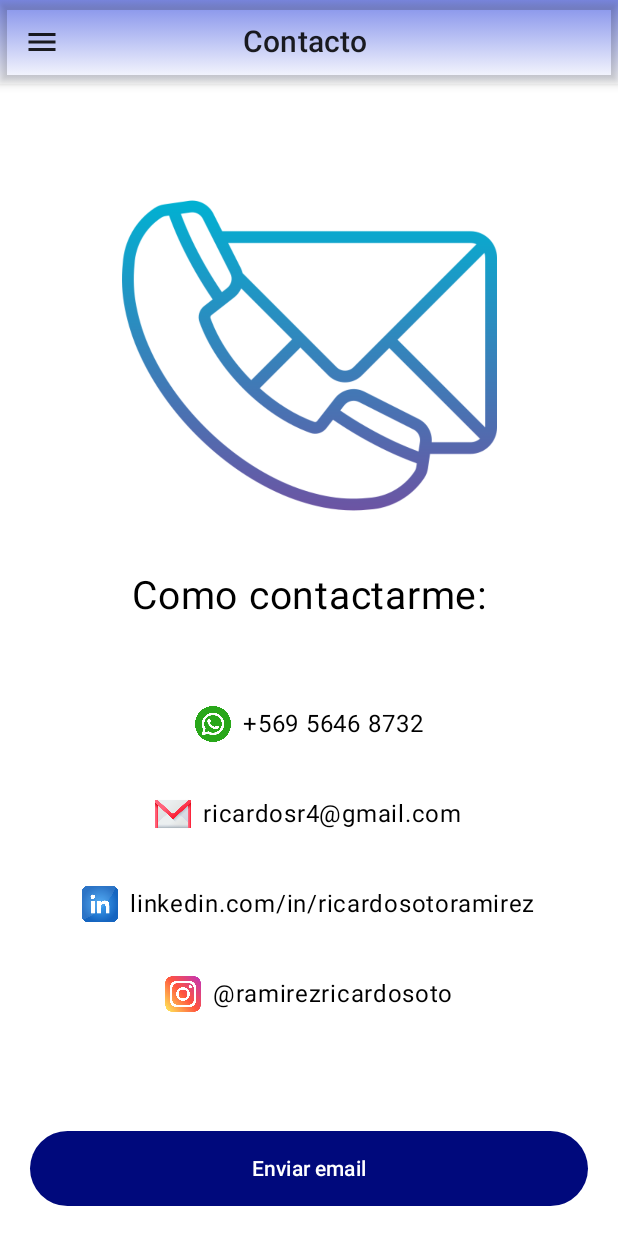
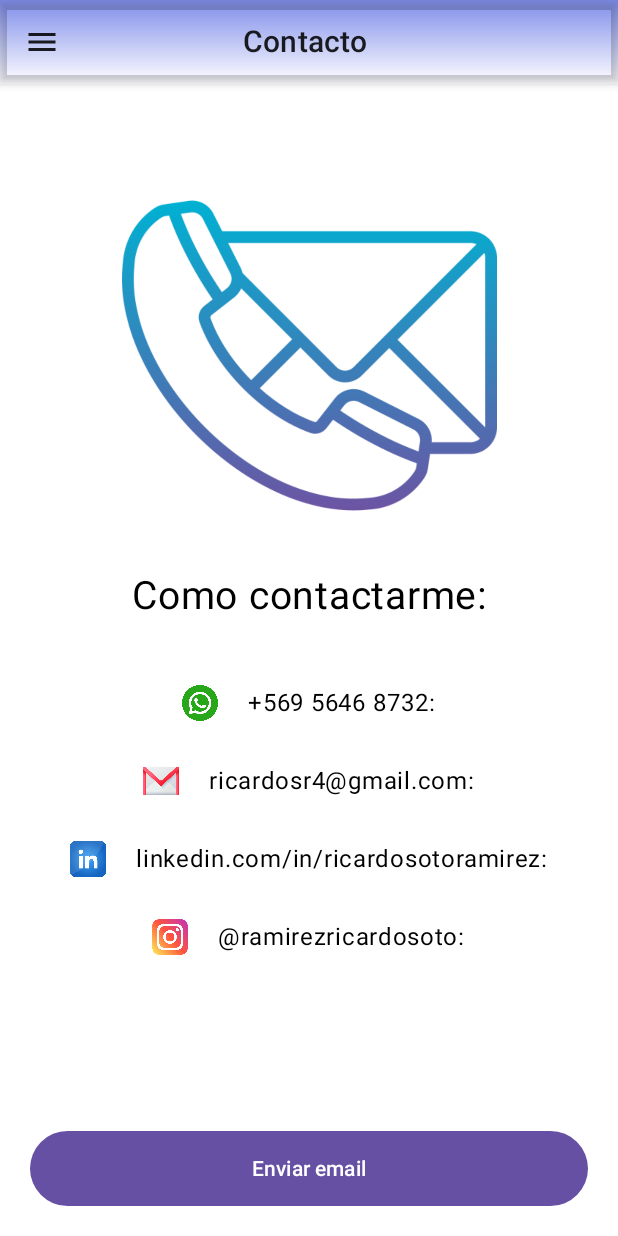
Before and after one commit to ricardosr4/MyProfileCompose, an Android app built with Jetpack Compose: the ContactScreen screen opened through its navigation route, on a phone screen of 412 x 824 dp. Run offline under Robolectric (Android 15) with nearby library versions, the phone set to English and light mode, and no system bars.

Commit message:
code optimization parte one

```diff
--- a/app/src/main/java/com/example/myprofilecompose/ui/contact/presenter/ContactScreen.kt
+++ b/app/src/main/java/com/example/myprofilecompose/ui/contact/presenter/ContactScreen.kt
@@ -4,17 +4,7 @@ import android.content.Context
 import android.content.Intent
 import android.net.Uri
 import androidx.compose.foundation.Image
-import androidx.compose.foundation.background
-import androidx.compose.foundation.layout.Box
-import androidx.compose.foundation.layout.Column
-import androidx.compose.foundation.layout.Row
-import androidx.compose.foundation.layout.Spacer
-import androidx.compose.foundation.layout.fillMaxSize
-import androidx.compose.foundation.layout.fillMaxWidth
-import androidx.compose.foundation.layout.height
-import androidx.compose.foundation.layout.padding
-import androidx.compose.foundation.layout.size
-import androidx.compose.foundation.layout.width
+import androidx.compose.foundation.layout.*
 import androidx.compose.material3.Button
 import androidx.compose.material3.ButtonDefaults
 import androidx.compose.material3.Icon
@@ -26,27 +16,25 @@ import androidx.compose.ui.graphics.Color
 import androidx.compose.ui.platform.LocalContext
 import androidx.compose.ui.res.painterResource
 import androidx.compose.ui.res.stringResource
-import androidx.compose.ui.tooling.preview.Preview
 import androidx.compose.ui.unit.dp
 import androidx.compose.ui.unit.sp
 import com.example.myprofilecompose.R
 import com.example.myprofilecompose.ui.theme.ButtonBlue
 import com.example.myprofilecompose.ui.theme.Purple40
 
-@Preview(showBackground = true)
 @Composable
 fun ContactScreen() {
     val context = LocalContext.current
+
     Column(
         modifier = Modifier
             .fillMaxSize()
             .padding(16.dp),
         horizontalAlignment = Alignment.CenterHorizontally
     ) {
-
         Image(
             painter = painterResource(id = R.drawable.img_contact),
-            contentDescription = "image contact",
+            contentDescription = null,
             modifier = Modifier
                 .padding(top = 40.dp)
                 .size(250.dp)
@@ -54,107 +42,78 @@ fun ContactScreen() {
         Spacer(modifier = Modifier.height(20.dp))
 
         Text(
-            text = "Como contactarme:",
-            fontSize = 26.sp,
+            text = stringResource(id = R.string.contact_me),
+            fontSize = 26.sp)
+
+        Spacer(modifier = Modifier.height(30.dp))
+
+        ContactRow(
+            iconId = R.drawable.icon_whatsapp,
+            text = stringResource(id = R.string.whatsapp_number)
         )
-        Spacer(modifier = Modifier.height(50.dp))
+        ContactRow(
+            iconId = R.drawable.icon_gmail,
+            text = stringResource(id = R.string.my_gmail)
+        )
+        ContactRow(
+            iconId = R.drawable.icon_linkedin,
+            text = stringResource(id = R.string.my_linkedin)
+        )
+        ContactRow(
+            iconId = R.drawable.icon_instagram,
+            text = stringResource(id = R.string.my_instagram)
+        )
+    }
 
-        Row(
-            verticalAlignment = Alignment.CenterVertically,
-            modifier = Modifier.padding(vertical = 8.dp)
-        ) {
-            Icon(
-                painter = painterResource(id = R.drawable.icon_whatsapp),
-                contentDescription = "WhatsApp icon",
-                modifier = Modifier.size(24.dp),
-                tint = Color.Unspecified
-            )
-            Spacer(modifier = Modifier.width(8.dp))
-            Text(
-                text = "+569 5646 8732")
-        }
-        Spacer(modifier = Modifier.height(20.dp))
-
-        Row(
-            verticalAlignment = Alignment.CenterVertically,
-            modifier = Modifier.padding(vertical = 8.dp)
-        ) {
-            Icon(
-                painter = painterResource(id = R.drawable.icon_gmail),
-                contentDescription = "Email icon",
-                modifier = Modifier.size(24.dp),
-                tint = Color.Unspecified
-
-            )
-            Spacer(modifier = Modifier.width(8.dp))
-            Text(
-                text = "ricardosr4@gmail.com")
-        }
-        Spacer(modifier = Modifier.height(20.dp))
-
-        Row(
-            verticalAlignment = Alignment.CenterVertically,
-            modifier = Modifier.padding(vertical = 8.dp)
-        ) {
-            Icon(
-                painter = painterResource(id = R.drawable.icon_linkedin),
-                contentDescription = "LinkedIn icon",
-                modifier = Modifier.size(24.dp),
-                tint = Color.Unspecified
-            )
-            Spacer(modifier = Modifier.width(8.dp))
-            Text(text = "linkedin.com/in/ricardosotoramirez")
-        }
-        Spacer(modifier = Modifier.height(20.dp))
-
-        Row(
-            verticalAlignment = Alignment.CenterVertically,
-            modifier = Modifier.padding(vertical = 8.dp)
-        ) {
-            Icon(
-                painter = painterResource(id = R.drawable.icon_instagram),
-                contentDescription = "Instagram icon",
-                modifier = Modifier.size(24.dp),
-                tint = Color.Unspecified
-            )
-            Spacer(modifier = Modifier.width(8.dp))
-
-            Text(
-                text = "@ramirezricardosoto")
-        }
-    }
     Box(
-        modifier = Modifier
-            .fillMaxSize(),
+        modifier = Modifier.fillMaxSize(),
         contentAlignment = Alignment.BottomCenter
     ) {
         Button(
             onClick = { sendEmail(context) },
             modifier = Modifier
                 .fillMaxWidth()
-                .padding(horizontal = 20.dp, vertical = 20.dp)
+                .padding(20.dp)
                 .height(50.dp),
             colors = ButtonDefaults.buttonColors(
-                containerColor = ButtonBlue,
-                contentColor = Color.White)
-            ) {
-            Text(
-                text = stringResource(R.string.enviar_email)
+                containerColor = Purple40,
+                contentColor = Color.White
             )
+        ) {
+            Text(text = stringResource(R.string.enviar_email))
         }
     }
 }
+
+@Composable
+fun ContactRow(iconId: Int, text: String) {
+    Row(
+        verticalAlignment = Alignment.CenterVertically,
+        horizontalArrangement = Arrangement.Center,
+        modifier = Modifier
+            .padding(vertical = 14.dp)
+            .fillMaxWidth()
+    ) {
+        Icon(
+            painter = painterResource(id = iconId),
+            contentDescription = null,
+            modifier = Modifier.size(24.dp),
+            tint = Color.Unspecified
+        )
+        Spacer(modifier = Modifier.width(20.dp))
+        Text(text = text)
+    }
+}
+
 fun sendEmail(context: Context) {
     val emailIntent = Intent(Intent.ACTION_SENDTO).apply {
-        data = Uri.parse("mailto:jeannette.smm87@gmail.com") // Combina `mailto:` con el correo
+        data = Uri.parse("mailto:jeannette.smm87@gmail.com")
         putExtra(Intent.EXTRA_SUBJECT, "Consulta desde mi aplicación")
         putExtra(Intent.EXTRA_TEXT, "Hola Ricardo, quisiera contactarme contigo.")
     }
-
     try {
         context.startActivity(Intent.createChooser(emailIntent, "Elige un cliente de correo"))
     } catch (e: Exception) {
-        // Manejo en caso de que no haya una aplicación compatible
         e.printStackTrace()
     }
 }
--- a/app/src/main/java/com/example/myprofilecompose/ui/home/presenter/HomeScreen.kt
+++ b/app/src/main/java/com/example/myprofilecompose/ui/home/presenter/HomeScreen.kt
@@ -22,8 +22,6 @@ import androidx.compose.material3.Icon
 import androidx.compose.material3.IconButton
 import androidx.compose.material3.Text
 import androidx.compose.runtime.Composable
-import androidx.compose.runtime.mutableStateOf
-import androidx.compose.runtime.remember
 import androidx.compose.ui.Alignment
 import androidx.compose.ui.Modifier
 import androidx.compose.ui.draw.clip
@@ -45,7 +43,6 @@ import com.example.myprofilecompose.navigation.AppScreen
 fun HomeScreen(navController: NavController, onTitleChange: (String) -> Unit) {
     val context = LocalContext.current
 
-
     Box(
         modifier = Modifier
             .fillMaxSize()
@@ -60,7 +57,7 @@ fun HomeScreen(navController: NavController, onTitleChange: (String) -> Unit) {
 
             Image(
                 painter = painterResource(id = R.drawable.img_port_home),
-                contentDescription = "imagen portada",
+                contentDescription = null,
                 contentScale = ContentScale.Crop,
                 modifier = Modifier
                     .fillMaxWidth()
@@ -79,13 +76,11 @@ fun HomeScreen(navController: NavController, onTitleChange: (String) -> Unit) {
                 horizontalArrangement = Arrangement.Center
             ) {
                 IconButton(onClick = {
-                    val intent =
-                        Intent(Intent.ACTION_VIEW, Uri.parse("https://github.com/ricardosr4"))
-                    context.startActivity(intent)
+                    openWebLink(context, "https://github.com/ricardosr4")
                 }) {
                     Icon(
                         painter = painterResource(id = R.drawable.icons_github),
-                        contentDescription = "Github",
+                        contentDescription = null,
                         modifier = Modifier
                             .width(50.dp)
                             .height(50.dp)
@@ -95,7 +90,7 @@ fun HomeScreen(navController: NavController, onTitleChange: (String) -> Unit) {
 
                 Image(
                     painter = painterResource(id = R.drawable.img_perfil),
-                    contentDescription = "image profile",
+                    contentDescription = null,
                     contentScale = ContentScale.Crop,
                     modifier = Modifier
                         .size(170.dp)
@@ -106,15 +101,11 @@ fun HomeScreen(navController: NavController, onTitleChange: (String) -> Unit) {
                 Spacer(modifier = Modifier.width(20.dp))
 
                 IconButton(onClick = {
-                    val intent = Intent(
-                        Intent.ACTION_VIEW,
-                        Uri.parse("https://www.linkedin.com/in/ricardosotoramirez/")
-                    )
-                    context.startActivity(intent)
+                    openWebLink(context, "https://www.linkedin.com/in/ricardosotoramirez/")
                 }) {
                     Icon(
                         painter = painterResource(id = R.drawable.icon_linkedin),
-                        contentDescription = "linkedin",
+                        contentDescription = stringResource(id = R.string.linkedin),
                         modifier = Modifier
                             .width(50.dp)
                             .height(50.dp),
@@ -209,7 +200,11 @@ fun HomeScreen(navController: NavController, onTitleChange: (String) -> Unit) {
                     )
                 }
             }
-
         }
     }
 }
+
+fun openWebLink(context: android.content.Context, url: String) {
+    val intent = Intent(Intent.ACTION_VIEW, Uri.parse(url))
+    context.startActivity(intent)
+}
--- a/app/src/main/res/values/strings.xml
+++ b/app/src/main/res/values/strings.xml
@@ -6,8 +6,27 @@
     <!-- long text -->
     <string name="profile_description">¡Bienvenido a mi perfil! 👋
 Soy un desarrollador apasionado con experiencia en el desarrollo de aplicaciones móviles utilizando Kotlin. Aquí podrás explorar mis proyectos, habilidades y logros. Mi objetivo es seguir creciendo en esta industria y compartir conocimientos con la comunidad. ¡Gracias por visitar mi espacio!</string>
-    <string name="descargar_cv">Descargar Cv</string>
-    <string name="imagen_cv">imagen cv</string>
+
     <string name="enviar_email">Enviar email</string>
     <string name="cv_saved_success">CV guardado en Descargas</string>
+
+    <!-- contact screen -->
+    <string name="contact_me">Como contactarme:</string>
+    <string name="whatsapp_number">+569 5646 8732:</string>
+    <string name="my_gmail">ricardosr4@gmail.com:</string>
+    <string name="my_linkedin">linkedin.com/in/ricardosotoramirez:</string>
+    <string name="my_instagram">"@ramirezricardosoto":</string>
+    <string name="email">ricardosr4@gmail.com:</string>
+    <string name="linkedin">Linkedin:</string>
+    <string name="instagram">Instagram:</string>
+    <!-- home screen -->
+
+    <!-- projects screen -->
+
+    <!-- skills screen -->
+
+    <!-- about me screen -->
+    <string name="download_cv">Descargar Cv</string>
+    <string name="imagen_cv">imagen cv</string>
+
 </resources>
```
Also changed, not shown: app/src/main/java/com/example/myprofilecompose/ui/aboutme/presenter/AboutMeScreen.kt (+19 -50 lines), app/src/main/java/com/example/myprofilecompose/ui/contact/viewModel/ContactViewModel.kt (added, +7 -0 lines), app/src/main/java/com/example/myprofilecompose/ui/theme/Color.kt (+45 -0 lines).
